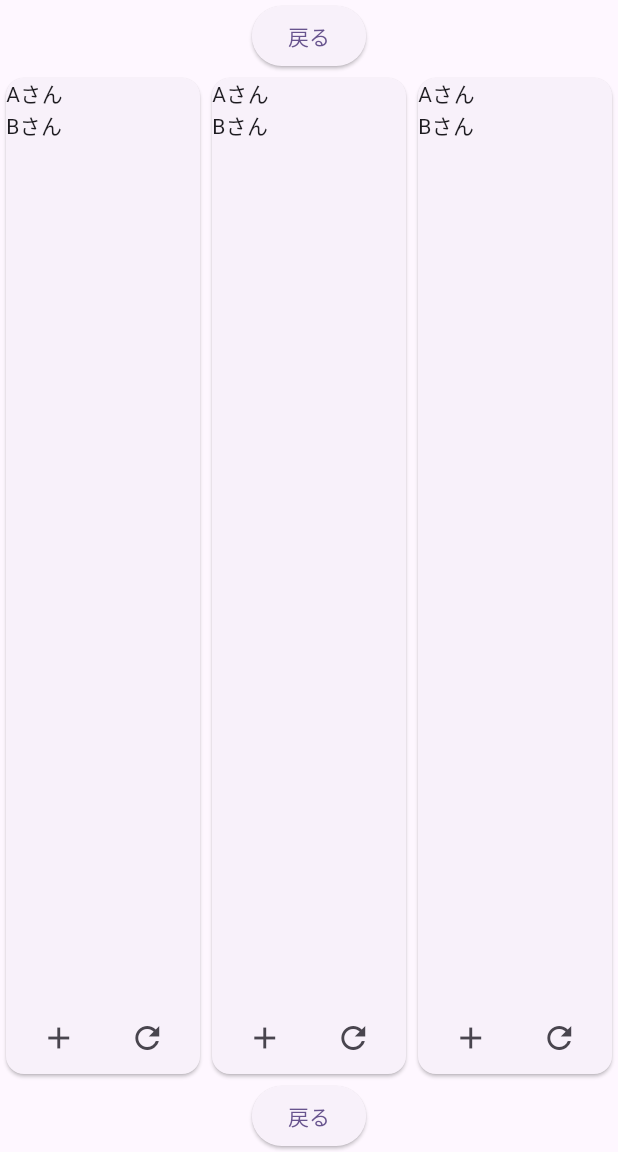
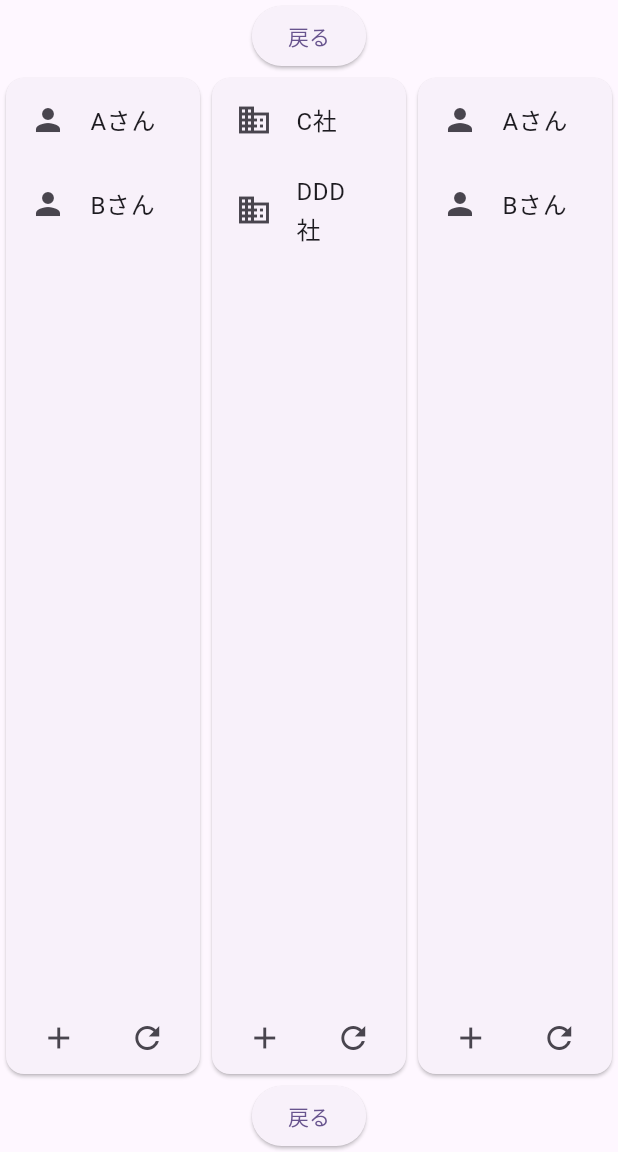
Before and after one commit to gisaki/prjplan, a Flutter app: the MemberCustomerMngPage screen opened directly, on a phone screen of 412 x 824 dp, the part 84-1236 px from its top. Run offline on Flutter 3.47's test engine with Material 3 defaults, Android fonts, the light colour scheme and no system bars; our stand-ins replace flutter_riverpod, freezed_annotation.

```diff
--- a/prjplan/lib/model/project_item_state.dart
+++ b/prjplan/lib/model/project_item_state.dart
@@ -55,9 +55,8 @@ class Task with _$Task {
 abstract class ProjectState implements _$ProjectState {
   // 独自 methods を追加するため、abstract にして withではなくimplementsを利用する
   const ProjectState._(); // 独自 method を追加するため、privateのコンストラクタを追加する
-  const factory ProjectState(
-          List<Business> businesses, List<Task> tasks, List<String> members) =
-      _ProjectState;
+  const factory ProjectState(List<Business> businesses, List<Task> tasks,
+      List<String> members, List<String> customers) = _ProjectState;
 
   // methods
   // 仮
--- a/prjplan/lib/view/member_customer_mng_page.dart
+++ b/prjplan/lib/view/member_customer_mng_page.dart
@@ -24,13 +24,13 @@ class MemberCustomerMngPage extends ConsumerWidget {
                   children: [
                     Expanded(
                       // 以下で ListView を使用しているので Expanded の中に入れる
-                      child: _nameListArea(context, ref),
+                      child: _memberListArea(context, ref),
                     ),
                     Expanded(
-                      child: _nameListArea(context, ref),
+                      child: _customerListArea(context, ref),
                     ),
                     Expanded(
-                      child: _nameListArea(context, ref),
+                      child: _memberListArea(context, ref),
                     ),
                   ],
                 ),
@@ -42,7 +42,7 @@ class MemberCustomerMngPage extends ConsumerWidget {
   }
 }
 
-Widget _nameListArea(BuildContext context, WidgetRef ref) {
+Widget _memberListArea(BuildContext context, WidgetRef ref) {
   final projectStateNotifier = ref.watch(projectStateProvider.notifier);
   final projectState = ref.watch(projectStateProvider);
   return Card(
@@ -52,7 +52,10 @@ Widget _nameListArea(BuildContext context, WidgetRef ref) {
         child: ListView.builder(
           itemCount: projectState.members.length,
           itemBuilder: (context, index) {
-            return Text(projectState.members[index]);
+            return ListTile(
+              title: Text(projectState.members[index]),
+              leading: const Icon(Icons.person),
+            );
           },
         ),
       ),
@@ -67,9 +70,9 @@ Widget _nameListArea(BuildContext context, WidgetRef ref) {
               onPressed: () async {
                 final result =
                     await DialogUtils.showEditingDialog(context, '追加する名前');
-                final name = result ?? '';
-                if (name.isNotEmpty) {
-                  projectStateNotifier.addMember(name);
+                final addStr = result ?? '';
+                if (addStr.isNotEmpty) {
+                  projectStateNotifier.addMember(addStr);
                 }
               },
             ),
@@ -78,6 +81,54 @@ Widget _nameListArea(BuildContext context, WidgetRef ref) {
               tooltip: '更新',
               onPressed: () {
                 projectStateNotifier.reloadMember();
+              },
+            ),
+          ],
+        ),
+      ),
+    ],
+  ));
+}
+
+Widget _customerListArea(BuildContext context, WidgetRef ref) {
+  final projectStateNotifier = ref.watch(projectStateProvider.notifier);
+  final projectState = ref.watch(projectStateProvider);
+  return Card(
+      child: Column(
+    children: <Widget>[
+      Expanded(
+        child: ListView.builder(
+          itemCount: projectState.customers.length,
+          itemBuilder: (context, index) {
+            return ListTile(
+              title: Text(projectState.customers[index]),
+              leading: const Icon(Icons.business),
+            );
+          },
+        ),
+      ),
+      Center(
+        child: Row(
+          crossAxisAlignment: CrossAxisAlignment.start, // 上寄せ
+          mainAxisAlignment: MainAxisAlignment.spaceEvenly, // 均等なスペース
+          children: <Widget>[
+            IconButton(
+              icon: const Icon(Icons.add),
+              tooltip: '追加',
+              onPressed: () async {
+                final result =
+                    await DialogUtils.showEditingDialog(context, '追加する会社名');
+                final addStr = result ?? '';
+                if (addStr.isNotEmpty) {
+                  projectStateNotifier.addCustomer(addStr);
+                }
+              },
+            ),
+            IconButton(
+              icon: const Icon(Icons.refresh),
+              tooltip: '更新',
+              onPressed: () {
+                projectStateNotifier.reloadCustomer();
               },
             ),
           ],
```
Also changed, not shown: prjplan/lib/model/project_item_db.dart (+14 -0 lines), prjplan/lib/view/main_page.dart (+46 -2 lines), prjplan/lib/view_model/project_item_notifier.dart (+26 -3 lines), prjplan/lib/model/project_item_state.freezed.dart.
